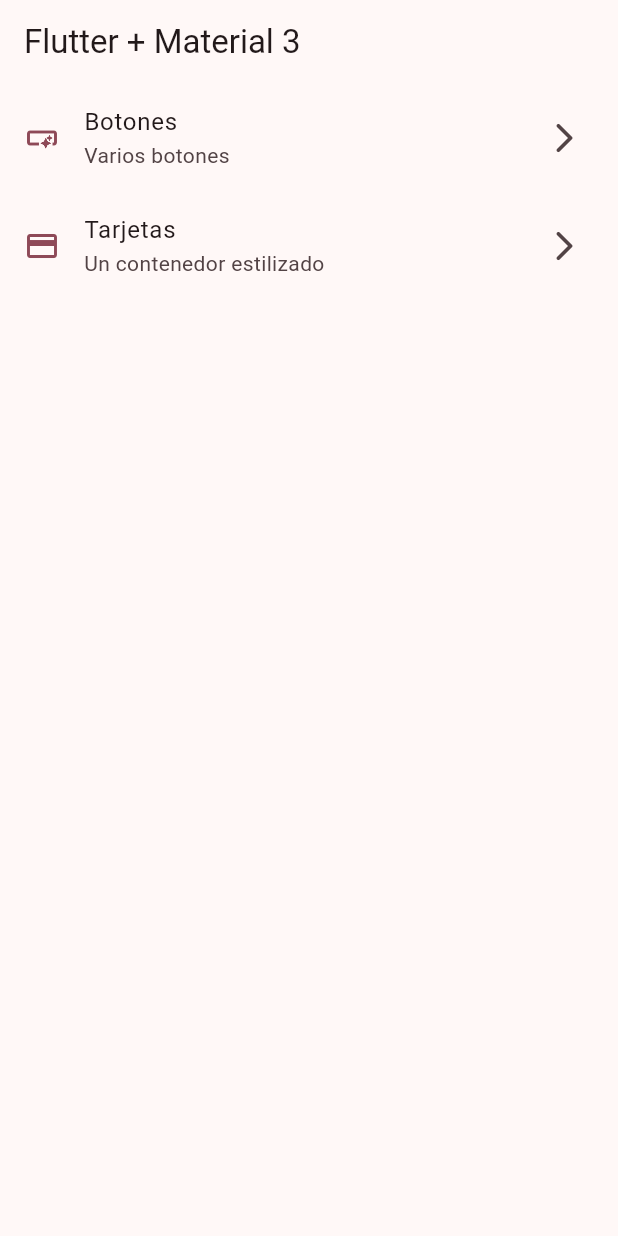
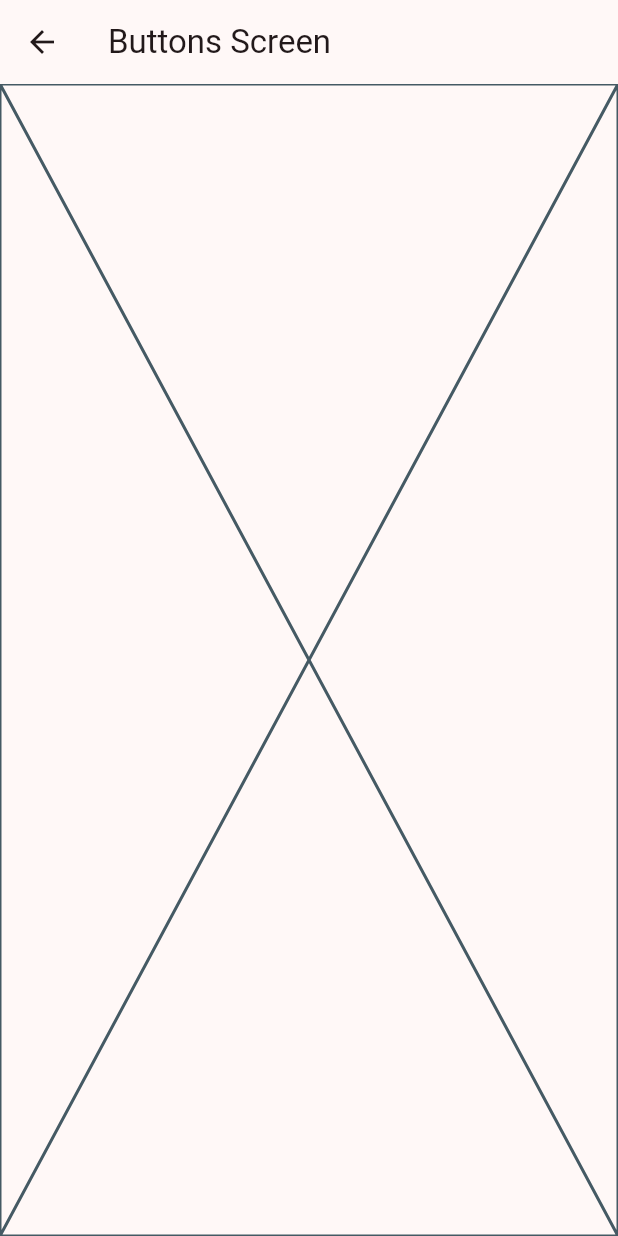
Before and after one commit to Angel453-jpg/widgets-app-flutter, a Flutter app: the screen it shows after launch, after a tap on "Botones", on a phone screen of 412 x 824 dp. Run offline on Flutter 3.47's test engine with Material 3 defaults, Android fonts, the phone set to English and light mode, and no system bars.

```diff
--- a/lib/config/menu/menu_items.dart
+++ b/lib/config/menu/menu_items.dart
@@ -24,7 +24,7 @@ const appMenuItems = <MenuItems>[
   MenuItems(
     title: 'Tarjetas',
     subTitle: 'Un contenedor estilizado',
-    link: '/card',
+    link: '/cards',
     icon: Icons.credit_card,
   ),
 ];
--- a/lib/main.dart
+++ b/lib/main.dart
@@ -1,5 +1,7 @@
 import 'package:flutter/material.dart';
 import 'package:widgets_app/config/theme/app_theme.dart';
+import 'package:widgets_app/presentation/cards/cards_screen.dart';
+import 'package:widgets_app/presentation/screens/buttons/buttons_screen.dart';
 import 'package:widgets_app/presentation/screens/home/home_screen.dart';
 
 void main() {
@@ -15,6 +17,10 @@ class MainApp extends StatelessWidget {
       debugShowCheckedModeBanner: false,
       theme: AppTheme(selectedColor: 8).getTheme(),
       home: const HomeScreen(),
+      routes: {
+        '/buttons' : (context) => ButtonsScreen(),
+        '/cards' : (context) => CardsScreen(),
+      },
     );
   }
 }
--- /dev/null
+++ b/lib/presentation/screens/buttons/buttons_screen.dart
@@ -0,0 +1,15 @@
+import 'package:flutter/material.dart';
+
+class ButtonsScreen extends StatelessWidget {
+  const ButtonsScreen({super.key});
+
+  @override
+  Widget build(BuildContext context) {
+    return Scaffold(
+      appBar: AppBar(
+        title: const Text('Buttons Screen'),
+      ),
+      body: Placeholder(),
+    );
+  }
+}
--- a/lib/presentation/screens/home/home_screen.dart
+++ b/lib/presentation/screens/home/home_screen.dart
@@ -1,5 +1,6 @@
 import 'package:flutter/material.dart';
 import 'package:widgets_app/config/menu/menu_items.dart';
+import 'package:widgets_app/presentation/screens/buttons/buttons_screen.dart';
 
 class HomeScreen extends StatelessWidget {
   const HomeScreen({super.key});
@@ -44,6 +45,12 @@ class _CustomListTile extends StatelessWidget {
       subtitle: Text(menuItem.subTitle),
       onTap: () {
         //TODO: NAVEGAR A OTRA PANTALLA
+        //   Navigator.of(context).push(
+        //   MaterialPageRoute(builder: (context) => const ButtonsScreen(),)
+        // );
+
+        Navigator.pushNamed(context, menuItem.link);
+
       },
     );
   }
```
Also changed, not shown: lib/presentation/cards/cards_screen.dart (added, +15 -0 lines).
